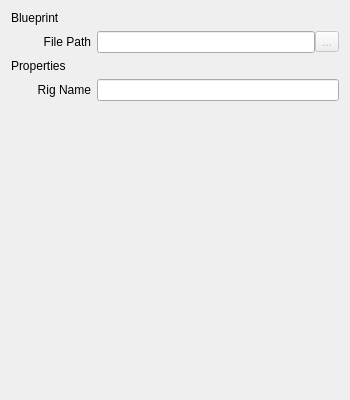
Qt form resources/main_settings.ui (bohdon/maya-pulse) before a commit.
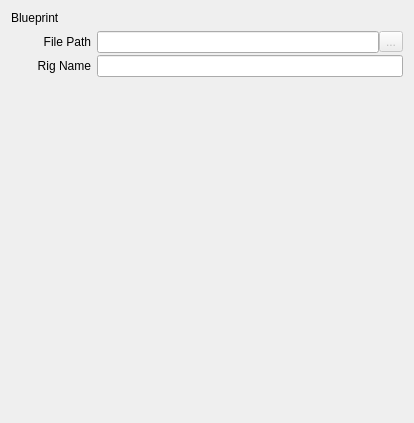
The same form after that commit.

```diff
--- a/resources/main_settings.ui
+++ b/resources/main_settings.ui
@@ -6,8 +6,8 @@
    <rect>
     <x>0</x>
     <y>0</y>
-    <width>350</width>
-    <height>400</height>
+    <width>414</width>
+    <height>423</height>
    </rect>
   </property>
   <property name="minimumSize">
@@ -75,24 +75,7 @@
        </item>
       </layout>
      </item>
-    </layout>
-   </item>
-   <item>
-    <widget class="QLabel" name="blueprint_properties_title">
-     <property name="text">
-      <string>Properties</string>
-     </property>
-     <property name="cssClasses" stdset="0">
-      <string>section-title</string>
-     </property>
-    </widget>
-   </item>
-   <item>
-    <layout class="QFormLayout" name="formLayout">
-     <property name="verticalSpacing">
-      <number>2</number>
-     </property>
-     <item row="0" column="0">
+     <item row="1" column="0">
       <widget class="QLabel" name="rig_name_label">
        <property name="minimumSize">
         <size>
@@ -108,7 +91,7 @@
        </property>
       </widget>
      </item>
-     <item row="0" column="1">
+     <item row="1" column="1">
       <widget class="QLineEdit" name="rig_name_edit"/>
      </item>
     </layout>
```
Left out of the diff: 6 changed lines with no effect on the pictures.
